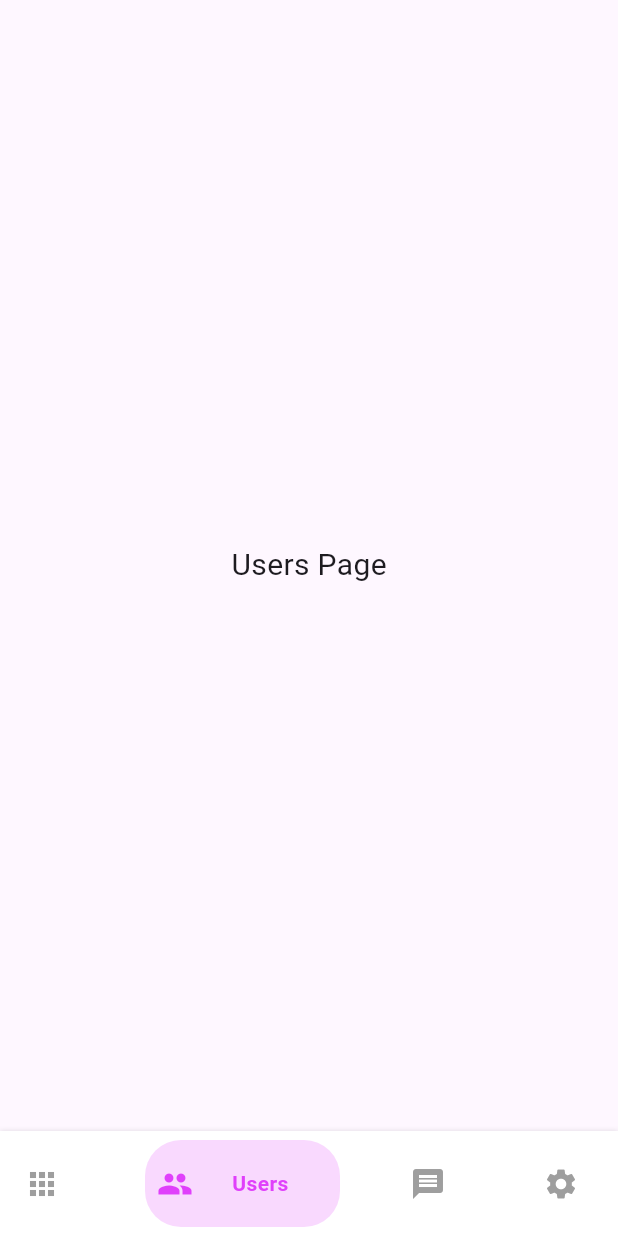
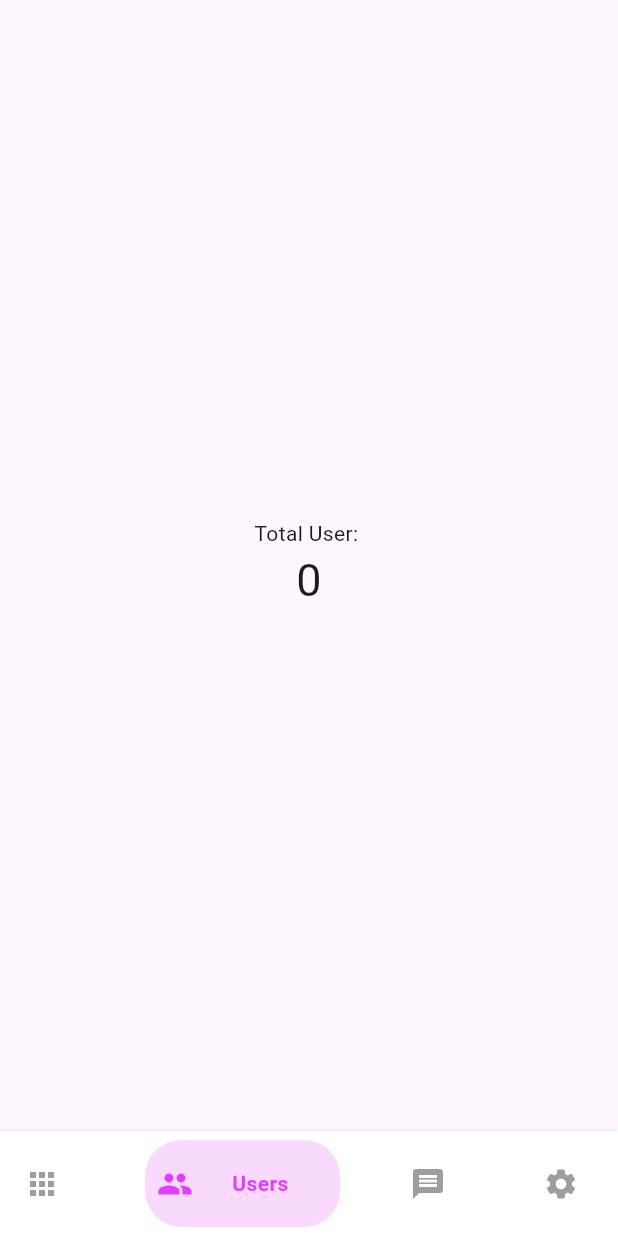
Before and after one commit to Kumail-Raza-Bangash/getx_bottom_navigation_bar, a Flutter app: the screen it shows after launch, item 2 of the bottom bar chosen, on a phone screen of 412 x 824 dp. Run offline on Flutter 3.47's test engine with Material 3 defaults, Android fonts, the phone set to English and light mode, and no system bars; our stand-ins replace get.

Commit message:
Updated Code

```diff
--- a/lib/pages/add/add_controller.dart
+++ b/lib/pages/add/add_controller.dart
@@ -1,5 +1,11 @@
 import 'package:get/get.dart';
 
 class AddController extends GetxController {
+  RxInt counter = 0.obs;
+
+  void increaseValue() {
+    counter.value++;
+  }
+
 
 }
--- a/lib/pages/dashboard/dashboard.dart
+++ b/lib/pages/dashboard/dashboard.dart
@@ -17,7 +17,6 @@ class MyDashBoard extends StatefulWidget {
 }
 
 class _MyDashBoardState extends State<MyDashBoard> {
-  int _currentIndex = 0;
 
   final _inactiveColor = Colors.grey;
   @override
--- a/lib/pages/dashboard/dashboard_controller.dart
+++ b/lib/pages/dashboard/dashboard_controller.dart
@@ -7,4 +7,5 @@ class DashBoardController extends GetxController{
     tabIndex = index;
     update();
   }
+
 }
--- a/lib/pages/users/user_controller.dart
+++ b/lib/pages/users/user_controller.dart
@@ -1,5 +1,6 @@
 import 'package:get/get.dart';
 
-class UsersPage extends GetxController{
+class UsersController extends GetxController{
+
 
 }
--- a/lib/pages/users/users_page.dart
+++ b/lib/pages/users/users_page.dart
@@ -1,16 +1,25 @@
 import 'package:flutter/material.dart';
+import 'package:get/get.dart';
+import 'package:getx_bottom_navigation_bar/pages/add/add_controller.dart';
 
 class UsersPage extends StatelessWidget {
-  const UsersPage({super.key});
+  UsersPage({super.key});
+
+  final AddController c = Get.put(AddController());
 
   @override
   Widget build(BuildContext context) {
     return Scaffold(
       body: Container(
-        child: const Center(
-          child: Text(
-            "Users Page",
-            style: TextStyle(fontSize: 20),
+        child: Center(
+          child: Column(
+            mainAxisAlignment: MainAxisAlignment.center,
+            children: [
+              const Text("Total User: "),
+              Obx( () =>  Text('${c.counter}', style: const TextStyle(fontSize: 30),
+                ),
+              ),
+            ],
           ),
         ),
       ),
```
Also changed, not shown: lib/pages/add/add_page.dart (+6 -12 lines), lib/pages/home/home_page.dart (+4 -6 lines).
